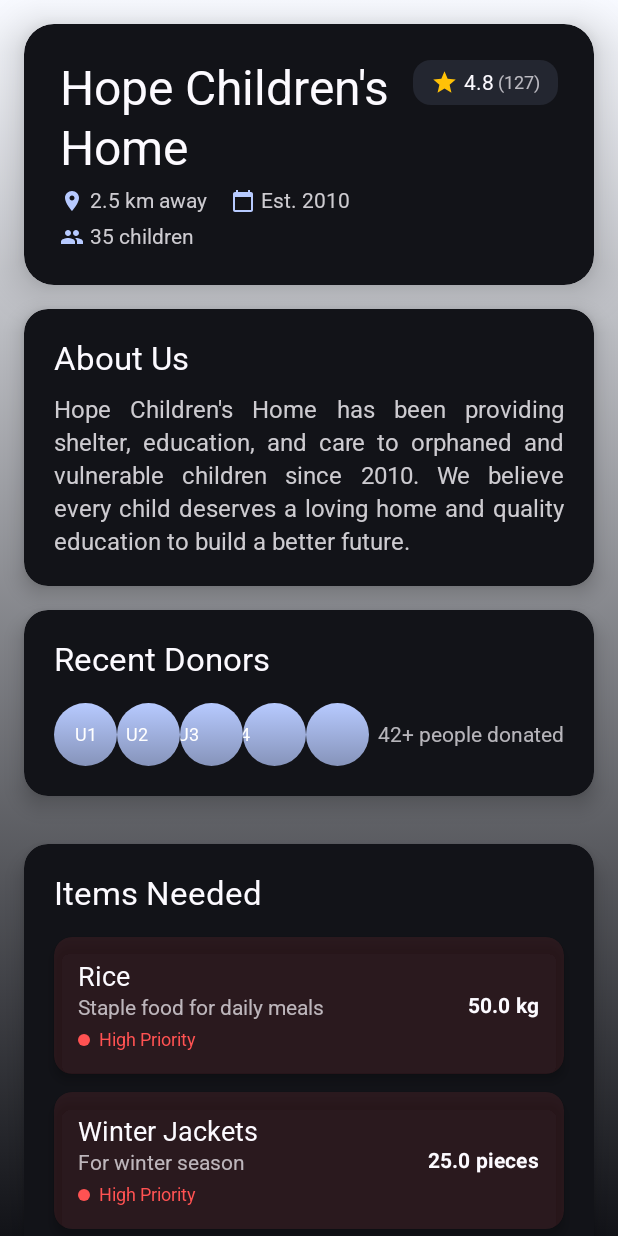
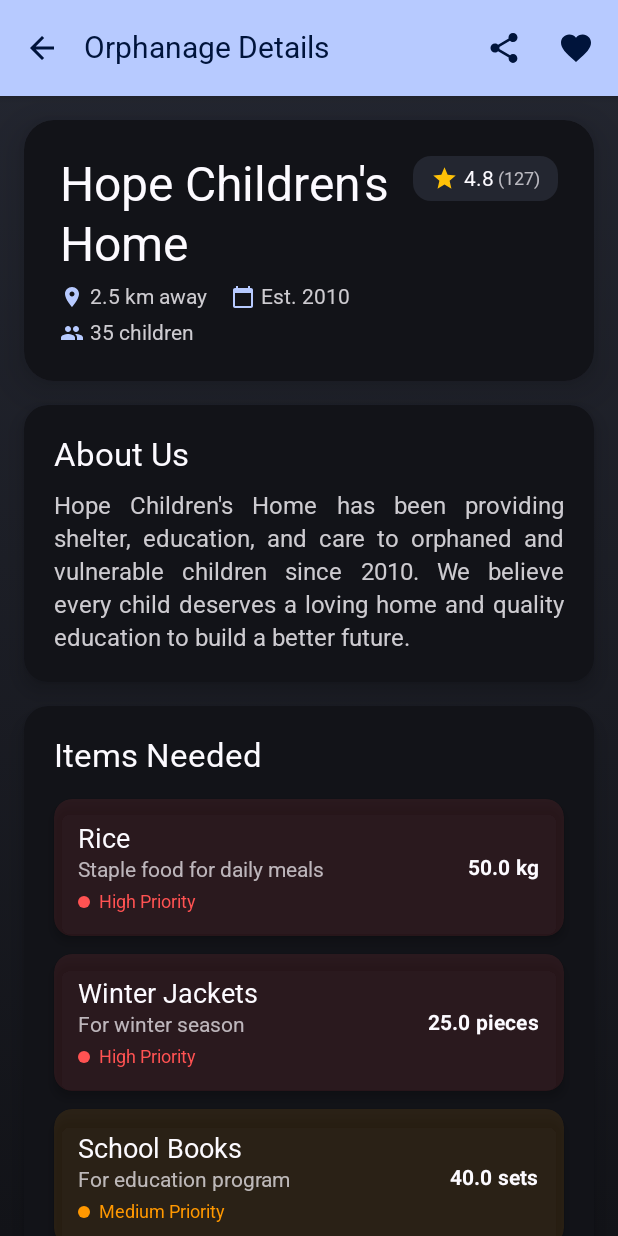
Before and after one commit to KhoTheProgrammer/mobile-application-practice, an Android app built with Jetpack Compose: the @Preview function OrphanageDetailScreenPreview, on a phone screen of 412 x 824 dp. Run offline under Robolectric (Android 15) with nearby library versions, the phone set to English and light mode, and no system bars.

Commit message:
refactor(ui): Enhance OrphanageDetail and OrphanageHome screens with CustomAppBar and UI improvements
- Add CustomAppBar to OrphanageDetailScreen with navigation and action buttons
- Remove DonorsSection from OrphanageDetailScreen
- Update OrphanageDetailScreen layout to use Scaffold with padding
- Prepare OrphanageHomeScreen for future CustomAppBar integration
- Improve overall screen structure and readability
- Add support for back navigation and additional app bar actions

```diff
--- a/app/src/main/java/com/example/myapplication/ui/donor/OrphanageDetail.kt
+++ b/app/src/main/java/com/example/myapplication/ui/donor/OrphanageDetail.kt
@@ -22,9 +22,14 @@ import androidx.compose.ui.tooling.preview.Preview
 import androidx.compose.ui.unit.dp
 import androidx.compose.ui.unit.sp
 import com.example.myapplication.ui.theme.MyApplicationTheme
+import com.example.myapplication.ui.components.CustomAppBar
+import com.example.myapplication.ui.components.AppBarAction
 
 @Composable
-fun OrphanageDetailScreen(onDonateClick: () -> Unit = {}) {
+fun OrphanageDetailScreen(
+    onBackClick: () -> Unit = {},
+    onDonateClick: () -> Unit = {}
+) {
     val orphanage = OrphanageDetail(
         name = "Hope Children's Home",
         description = "Hope Children's Home has been providing shelter, education, and care to orphaned and vulnerable children since 2010. We believe every child deserves a loving home and quality education to build a better future.",
@@ -47,9 +52,30 @@ fun OrphanageDetailScreen(onDonateClick: () -> Unit = {}) {
         NeededItem("Blankets", 35.0, "pieces", UrgencyLevel.MEDIUM, "For colder nights")
     )
 
+    Scaffold(
+        topBar = {
+            CustomAppBar(
+                title = "Orphanage Details",
+                onNavigationClick = onBackClick,
+                actions = listOf(
+                    AppBarAction(
+                        icon = Icons.Default.Share,
+                        contentDescription = "Share",
+                        onClick = { /* Share orphanage */ }
+                    ),
+                    AppBarAction(
+                        icon = Icons.Default.Favorite,
+                        contentDescription = "Favorite",
+                        onClick = { /* Add to favorites */ }
+                    )
+                )
+            )
+        }
+    ) { paddingValues ->
         LazyColumn(
             modifier = Modifier
                 .fillMaxSize()
+                .padding(paddingValues)
                 .background(
                     Brush.verticalGradient(
                         colors = listOf(
@@ -68,10 +94,6 @@ fun OrphanageDetailScreen(onDonateClick: () -> Unit = {}) {
         }
 
         item {
-            DonorsSection(donatedCount = orphanage.donatedCount)
-        }
-
-        item {
             ItemsNeededSection(neededItems = neededItems)
         }
 
@@ -83,6 +105,7 @@ fun OrphanageDetailScreen(onDonateClick: () -> Unit = {}) {
             Spacer(modifier = Modifier.height(16.dp))
             DonateButtonSection(onDonateClick = onDonateClick)
             Spacer(modifier = Modifier.height(32.dp))
+        }
     }
     }
 }
@@ -247,78 +270,6 @@ fun DescriptionSection(orphanage: OrphanageDetail) {
     }
 }
 
-@Composable
-fun DonorsSection(donatedCount: Int) {
-    Card(
-        modifier = Modifier
-            .fillMaxWidth()
-            .padding(16.dp)
-            .shadow(8.dp, RoundedCornerShape(16.dp)),
-        shape = RoundedCornerShape(16.dp),
-        colors = CardDefaults.cardColors(
-            containerColor = MaterialTheme.colorScheme.surface
-        )
-    ) {
-        Column(
-            modifier = Modifier
-                .fillMaxWidth()
-                .padding(20.dp)
-        ) {
-            Text(
-                text = "Recent Donors",
-                style = MaterialTheme.typography.titleLarge,
-                color = MaterialTheme.colorScheme.onSurface,
-                fontWeight = FontWeight.Bold,
-                modifier = Modifier.padding(bottom = 16.dp)
-            )
-
-            Row(
-                verticalAlignment = Alignment.CenterVertically
-            ) {
-                // Stacked donor avatars
-                Row(
-                    modifier = Modifier.weight(1f)
-                ) {
-                    repeat(5) { index ->
-                        Box(
-                            modifier = Modifier
-                                .size(42.dp)
-                                .clip(CircleShape)
-                                .background(
-                                    Brush.verticalGradient(
-                                        colors = listOf(
-                                            MaterialTheme.colorScheme.primary,
-                                            MaterialTheme.colorScheme.primary.copy(alpha = 0.7f)
-                                        )
-                                    )
-                                )
-                                .then(
-                                    if (index > 0) Modifier.offset(x = (-8 * index).dp)
-                                    else Modifier
-                                ),
-                            contentAlignment = Alignment.Center
-                        ) {
-                            Text(
-                                text = "U${index + 1}",
-                                color = Color.White,
-                                fontWeight = FontWeight.Bold,
-                                fontSize = 12.sp
-                            )
-                        }
-                    }
-                }
-
-                // Donor count
-                Text(
-                    text = "$donatedCount+ people donated",
-                    style = MaterialTheme.typography.bodyMedium,
-                    color = MaterialTheme.colorScheme.onSurface.copy(alpha = 0.7f),
-                    fontWeight = FontWeight.Medium
-                )
-            }
-        }
-    }
-}
 
 @Composable
 fun ItemsNeededSection(neededItems: List<NeededItem>) {
```
Also changed, not shown: app/src/main/java/com/example/myapplication/ui/orphanage/OrphanageHome.kt (+59 -12 lines). Lines whose indentation alone changed are shown as unchanged.
